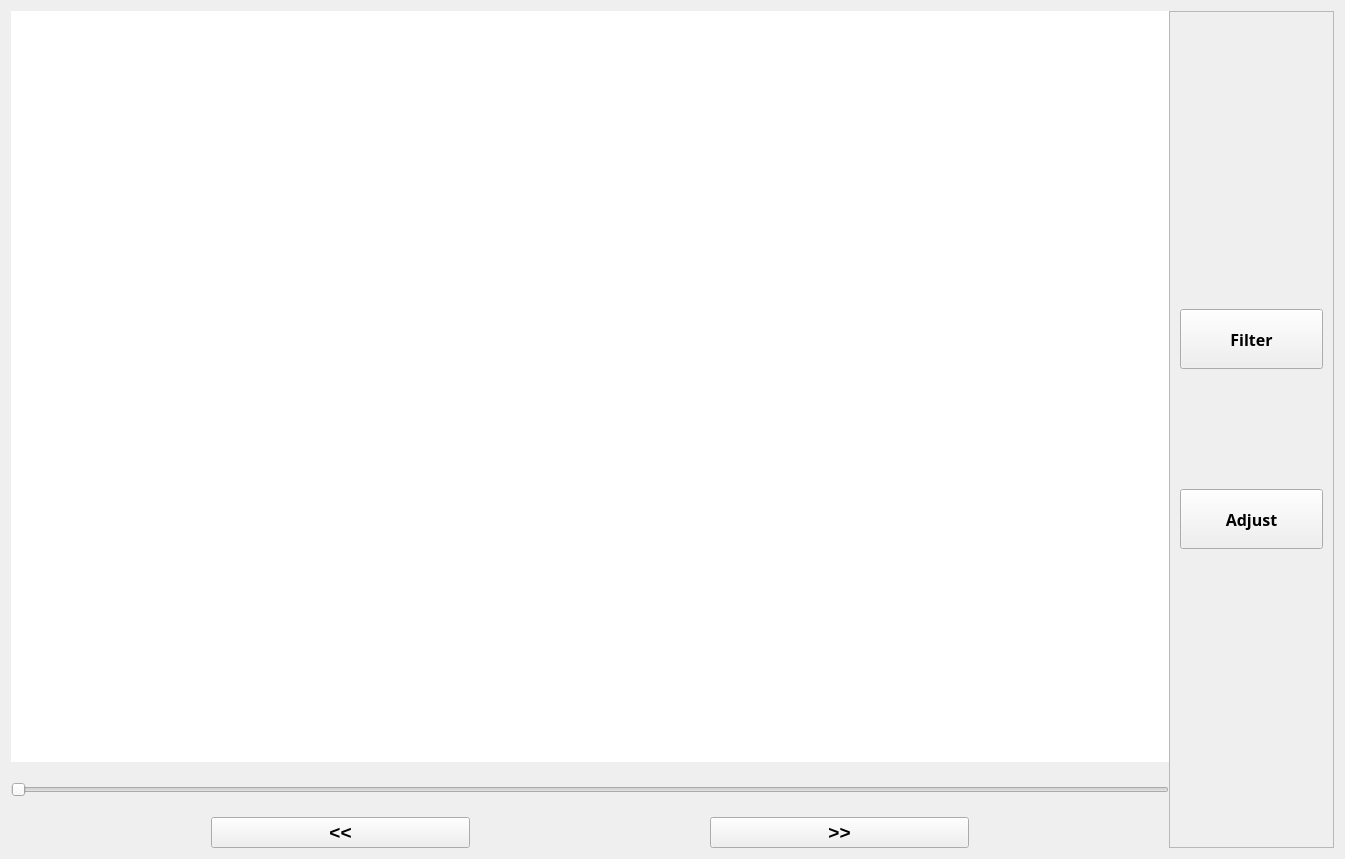
First picture: the form in Mini Projects/Image Editor/UI/main.ui, repository packetsss/Python, before the edit.
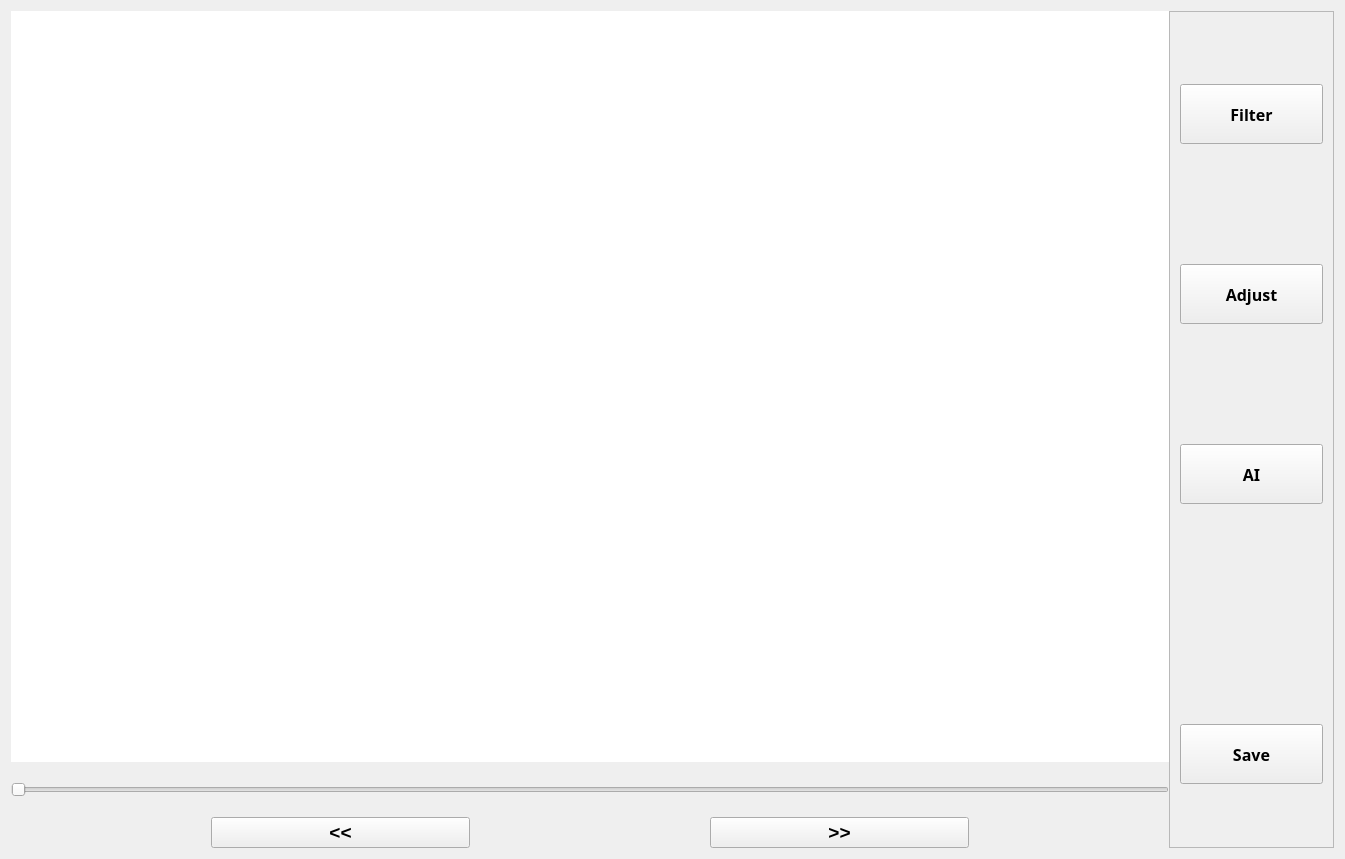
Second picture: the form after the edit.

Diff of the .ui file:
```diff
--- a/Mini Projects/Image Editor/UI/main.ui
+++ b/Mini Projects/Image Editor/UI/main.ui
@@ -165,6 +165,9 @@
           <property name="rightMargin">
            <number>10</number>
           </property>
+          <property name="bottomMargin">
+           <number>0</number>
+          </property>
           <item>
            <layout class="QVBoxLayout" name="vbox3">
             <property name="spacing">
@@ -224,6 +227,64 @@
               </property>
              </widget>
             </item>
+            <item>
+             <widget class="QPushButton" name="ai_btn">
+              <property name="maximumSize">
+               <size>
+                <width>16777215</width>
+                <height>60</height>
+               </size>
+              </property>
+              <property name="font">
+               <font>
+                <family>Neue Haas Grotesk Text Pro</family>
+                <pointsize>12</pointsize>
+                <weight>75</weight>
+                <bold>true</bold>
+               </font>
+              </property>
+              <property name="text">
+               <string>AI</string>
+              </property>
+             </widget>
+            </item>
+            <item>
+             <spacer name="verticalSpacer">
+              <property name="orientation">
+               <enum>Qt::Vertical</enum>
+              </property>
+              <property name="sizeType">
+               <enum>QSizePolicy::Fixed</enum>
+              </property>
+              <property name="sizeHint" stdset="0">
+               <size>
+                <width>0</width>
+                <height>100</height>
+               </size>
+              </property>
+             </spacer>
+            </item>
+            <item>
+             <widget class="QPushButton" name="save_btn">
+              <property name="maximumSize">
+               <size>
+                <width>16777215</width>
+                <height>60</height>
+               </size>
+              </property>
+              <property name="font">
+               <font>
+                <family>Neue Haas Grotesk Text Pro</family>
+                <pointsize>12</pointsize>
+                <weight>75</weight>
+                <bold>true</bold>
+               </font>
+              </property>
+              <property name="text">
+               <string>Save</string>
+              </property>
+             </widget>
+            </item>
            </layout>
           </item>
          </layout>
```
